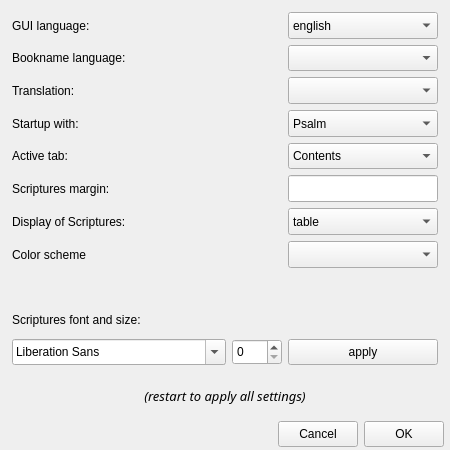
Qt form settingswindow.ui (Anchorm/SoulAnchor) before a commit.
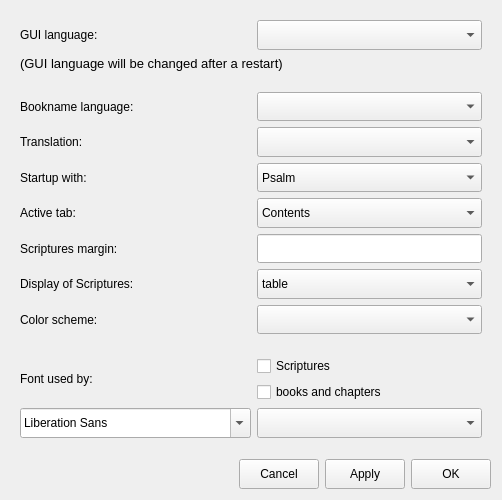
The same form after that commit. Icons and pictures are not drawn.

The edit to the form file:
```diff
--- a/settingswindow.ui
+++ b/settingswindow.ui
@@ -6,12 +6,12 @@
    <rect>
     <x>0</x>
     <y>0</y>
-    <width>450</width>
-    <height>450</height>
+    <width>502</width>
+    <height>500</height>
    </rect>
   </property>
   <property name="sizePolicy">
-   <sizepolicy hsizetype="Fixed" vsizetype="Fixed">
+   <sizepolicy hsizetype="Preferred" vsizetype="Preferred">
     <horstretch>0</horstretch>
     <verstretch>0</verstretch>
    </sizepolicy>
@@ -19,13 +19,13 @@
   <property name="minimumSize">
    <size>
     <width>450</width>
-    <height>420</height>
+    <height>450</height>
    </size>
   </property>
   <property name="maximumSize">
    <size>
-    <width>450</width>
-    <height>470</height>
+    <width>502</width>
+    <height>500</height>
    </size>
   </property>
   <property name="windowTitle">
@@ -39,18 +39,6 @@
    <string notr="true"/>
   </property>
   <layout class="QVBoxLayout" name="verticalLayout">
-   <property name="leftMargin">
-    <number>6</number>
-   </property>
-   <property name="topMargin">
-    <number>6</number>
-   </property>
-   <property name="rightMargin">
-    <number>6</number>
-   </property>
-   <property name="bottomMargin">
-    <number>3</number>
-   </property>
    <item>
     <widget class="QFrame" name="frame">
      <property name="sizePolicy">
@@ -72,158 +60,27 @@
       <number>0</number>
      </property>
      <layout class="QGridLayout" name="gridLayout">
-      <property name="leftMargin">
+      <property name="verticalSpacing">
        <number>6</number>
       </property>
-      <property name="topMargin">
-       <number>6</number>
-      </property>
-      <property name="rightMargin">
-       <number>6</number>
-      </property>
-      <property name="bottomMargin">
-       <number>12</number>
-      </property>
-      <property name="spacing">
-       <number>6</number>
-      </property>
-      <item row="11" column="2">
-       <widget class="QPushButton" name="applyFont_btn">
-        <property name="sizePolicy">
-         <sizepolicy hsizetype="Preferred" vsizetype="Fixed">
-          <horstretch>0</horstretch>
-          <verstretch>0</verstretch>
-         </sizepolicy>
-        </property>
-        <property name="minimumSize">
-         <size>
-          <width>150</width>
-          <height>26</height>
-         </size>
-        </property>
-        <property name="maximumSize">
-         <size>
-          <width>200</width>
-          <height>26</height>
-         </size>
-        </property>
-        <property name="text">
-         <string>apply</string>
-        </property>
-       </widget>
-      </item>
-      <item row="5" column="1" colspan="2" alignment="Qt::AlignRight">
-       <widget class="QLineEdit" name="margin_le">
-        <property name="sizePolicy">
-         <sizepolicy hsizetype="Fixed" vsizetype="Preferred">
-          <horstretch>0</horstretch>
-          <verstretch>0</verstretch>
-         </sizepolicy>
-        </property>
-        <property name="minimumSize">
-         <size>
-          <width>150</width>
-          <height>26</height>
-         </size>
-        </property>
-        <property name="maximumSize">
-         <size>
-          <width>150</width>
-          <height>16777215</height>
-         </size>
-        </property>
-        <property name="maxLength">
-         <number>32767</number>
-        </property>
-       </widget>
-      </item>
-      <item row="6" column="1" colspan="2" alignment="Qt::AlignRight">
-       <widget class="QComboBox" name="display_cb">
-        <property name="sizePolicy">
-         <sizepolicy hsizetype="Fixed" vsizetype="Preferred">
-          <horstretch>0</horstretch>
-          <verstretch>0</verstretch>
-         </sizepolicy>
-        </property>
-        <property name="minimumSize">
-         <size>
-          <width>150</width>
-          <height>26</height>
-         </size>
-        </property>
-        <property name="maximumSize">
-         <size>
-          <width>150</width>
-          <height>16777215</height>
-         </size>
-        </property>
-        <property name="toolTip">
-         <string notr="true"/>
-        </property>
-        <property name="currentText">
-         <string notr="true">table</string>
-        </property>
-        <item>
-         <property name="text">
-          <string notr="true">table</string>
-         </property>
-        </item>
-        <item>
-         <property name="text">
-          <string notr="true">book</string>
-         </property>
-        </item>
-       </widget>
-      </item>
-      <item row="4" column="0">
-       <widget class="QLabel" name="tab_lbl">
-        <property name="sizePolicy">
-         <sizepolicy hsizetype="Fixed" vsizetype="Preferred">
-          <horstretch>0</horstretch>
-          <verstretch>0</verstretch>
-         </sizepolicy>
-        </property>
-        <property name="minimumSize">
-         <size>
-          <width>200</width>
-          <height>26</height>
-         </size>
-        </property>
-        <property name="maximumSize">
-         <size>
-          <width>200</width>
-          <height>16777215</height>
-         </size>
-        </property>
-        <property name="text">
-         <string>Active tab:</string>
-        </property>
-        <property name="alignment">
-         <set>Qt::AlignLeading|Qt::AlignLeft|Qt::AlignVCenter</set>
-        </property>
-        <property name="margin">
-         <number>0</number>
-        </property>
-       </widget>
-      </item>
-      <item row="5" column="0">
+      <item row="6" column="0">
        <widget class="QLabel" name="margin_lbl">
         <property name="sizePolicy">
-         <sizepolicy hsizetype="Fixed" vsizetype="Preferred">
+         <sizepolicy hsizetype="Preferred" vsizetype="Preferred">
           <horstretch>0</horstretch>
           <verstretch>0</verstretch>
          </sizepolicy>
         </property>
         <property name="minimumSize">
          <size>
-          <width>200</width>
-          <height>26</height>
+          <width>0</width>
+          <height>28</height>
          </size>
         </property>
         <property name="maximumSize">
          <size>
-          <width>200</width>
-          <height>16777215</height>
+          <width>300</width>
+          <height>30</height>
          </size>
         </property>
         <property name="text">
@@ -231,49 +88,173 @@
         </property>
        </widget>
       </item>
+      <item row="10" column="0" rowspan="2">
+       <widget class="QLabel" name="font_lbl">
+        <property name="sizePolicy">
+         <sizepolicy hsizetype="Preferred" vsizetype="Preferred">
+          <horstretch>0</horstretch>
+          <verstretch>0</verstretch>
+         </sizepolicy>
+        </property>
+        <property name="maximumSize">
+         <size>
+          <width>16777215</width>
+          <height>30</height>
+         </size>
+        </property>
+        <property name="text">
+         <string>Font used by:</string>
+        </property>
+       </widget>
+      </item>
+      <item row="3" column="0">
+       <widget class="QLabel" name="tl_lbl">
+        <property name="sizePolicy">
+         <sizepolicy hsizetype="Preferred" vsizetype="Preferred">
+          <horstretch>0</horstretch>
+          <verstretch>0</verstretch>
+         </sizepolicy>
+        </property>
+        <property name="minimumSize">
+         <size>
+          <width>0</width>
+          <height>28</height>
+         </size>
+        </property>
+        <property name="maximumSize">
+         <size>
+          <width>300</width>
+          <height>30</height>
+         </size>
+        </property>
+        <property name="text">
+         <string>Translation:</string>
+        </property>
+       </widget>
+      </item>
+      <item row="10" column="1">
+       <widget class="QCheckBox" name="font_script_chkb">
+        <property name="text">
+         <string>Scriptures</string>
+        </property>
+       </widget>
+      </item>
+      <item row="8" column="1">
+       <widget class="QComboBox" name="scheme_cb">
+        <property name="sizePolicy">
+         <sizepolicy hsizetype="Preferred" vsizetype="Preferred">
+          <horstretch>0</horstretch>
+          <verstretch>0</verstretch>
+         </sizepolicy>
+        </property>
+        <property name="minimumSize">
+         <size>
+          <width>0</width>
+          <height>28</height>
+         </size>
+        </property>
+        <property name="maximumSize">
+         <size>
+          <width>500</width>
+          <height>30</height>
+         </size>
+        </property>
+       </widget>
+      </item>
       <item row="11" column="1">
-       <widget class="QSpinBox" name="pointSize_sb">
+       <widget class="QCheckBox" name="font_bkch_chkb">
+        <property name="text">
+         <string>books and chapters</string>
+        </property>
+       </widget>
+      </item>
+      <item row="5" column="0">
+       <widget class="QLabel" name="tab_lbl">
         <property name="sizePolicy">
-         <sizepolicy hsizetype="Preferred" vsizetype="Fixed">
+         <sizepolicy hsizetype="Preferred" vsizetype="Preferred">
           <horstretch>0</horstretch>
           <verstretch>0</verstretch>
          </sizepolicy>
         </property>
         <property name="minimumSize">
          <size>
-          <width>50</width>
-          <height>26</height>
+          <width>0</width>
+          <height>28</height>
          </size>
         </property>
         <property name="maximumSize">
          <size>
-          <width>70</width>
-          <height>26</height>
+          <width>300</width>
+          <height>30</height>
          </size>
         </property>
-        <property name="toolTip">
-         <string notr="true"/>
+        <property name="text">
+         <string>Active tab:</string>
         </property>
+        <property name="alignment">
+         <set>Qt::AlignLeading|Qt::AlignLeft|Qt::AlignVCenter</set>
+        </property>
+        <property name="margin">
+         <number>0</number>
+        </property>
        </widget>
       </item>
-      <item row="3" column="1" colspan="2" alignment="Qt::AlignRight">
+      <item row="4" column="0">
+       <widget class="QLabel" name="start_lbl">
+        <property name="sizePolicy">
+         <sizepolicy hsizetype="Preferred" vsizetype="Preferred">
+          <horstretch>0</horstretch>
+          <verstretch>0</verstretch>
+         </sizepolicy>
+        </property>
+        <property name="minimumSize">
+         <size>
+          <width>0</width>
+          <height>28</height>
+         </size>
+        </property>
+        <property name="maximumSize">
+         <size>
+          <width>300</width>
+          <height>30</height>
+         </size>
+        </property>
+        <property name="text">
+         <string>Startup with:</string>
+        </property>
+       </widget>
+      </item>
+      <item row="9" column="0" colspan="2">
+       <widget class="QLabel" name="spacer">
+        <property name="maximumSize">
+         <size>
+          <width>16777215</width>
+          <height>10</height>
+         </size>
+        </property>
+        <property name="text">
+         <string/>
+        </property>
+       </widget>
+      </item>
+      <item row="4" column="1">
        <widget class="QComboBox" name="start_cb">
         <property name="sizePolicy">
-         <sizepolicy hsizetype="Fixed" vsizetype="Preferred">
+         <sizepolicy hsizetype="Preferred" vsizetype="Preferred">
           <horstretch>0</horstretch>
           <verstretch>0</verstretch>
          </sizepolicy>
         </property>
         <property name="minimumSize">
          <size>
-          <width>150</width>
-          <height>26</height>
+          <width>0</width>
+          <height>28</height>
          </size>
         </property>
         <property name="maximumSize">
          <size>
-          <width>150</width>
-          <height>16777215</height>
+          <width>500</width>
+          <height>30</height>
          </size>
         </property>
         <property name="toolTip">
@@ -309,24 +290,24 @@
         </item>
        </widget>
       </item>
-      <item row="11" column="0">
-       <widget class="QFontComboBox" name="font_cb">
+      <item row="12" column="1">
+       <widget class="QComboBox" name="font_size_cb">
         <property name="sizePolicy">
-         <sizepolicy hsizetype="Expanding" vsizetype="Fixed">
+         <sizepolicy hsizetype="Preferred" vsizetype="Preferred">
           <horstretch>0</horstretch>
           <verstretch>0</verstretch>
          </sizepolicy>
         </property>
         <property name="minimumSize">
          <size>
-          <width>200</width>
-          <height>26</height>
+          <width>0</width>
+          <height>28</height>
          </size>
         </property>
         <property name="maximumSize">
          <size>
-          <width>300</width>
-          <height>26</height>
+          <width>16777215</width>
+          <height>30</height>
          </size>
         </property>
         <property name="toolTip">
@@ -334,194 +315,139 @@
         </property>
        </widget>
       </item>
-      <item row="3" column="0">
-       <widget class="QLabel" name="start_lbl">
+      <item row="7" column="1">
+       <widget class="QComboBox" name="display_cb">
         <property name="sizePolicy">
-         <sizepolicy hsizetype="Fixed" vsizetype="Preferred">
-          <horstretch>0</horstretch>
-          <verstretch>0</verstretch>
-         </sizepolicy>
-        </property>
-        <property name="minimumSize">
-         <size>
-          <width>200</width>
-          <height>26</height>
-         </size>
-        </property>
-        <property name="maximumSize">
-         <size>
-          <width>200</width>
-          <height>16777215</height>
-         </size>
-        </property>
-        <property name="text">
-         <string>Startup with:</string>
-        </property>
-       </widget>
-      </item>
-      <item row="10" column="0">
-       <widget class="QLabel" name="label_2">
-        <property name="sizePolicy">
          <sizepolicy hsizetype="Preferred" vsizetype="Preferred">
           <horstretch>0</horstretch>
           <verstretch>0</verstretch>
          </sizepolicy>
         </property>
-        <property name="text">
-         <string>Scriptures font and size:</string>
-        </property>
-        <property name="margin">
-         <number>3</number>
-        </property>
-       </widget>
-      </item>
-      <item row="0" column="0">
-       <widget class="QLabel" name="gui_lang_lbl">
-        <property name="sizePolicy">
-         <sizepolicy hsizetype="Fixed" vsizetype="Preferred">
-          <horstretch>0</horstretch>
-          <verstretch>0</verstretch>
-         </sizepolicy>
-        </property>
         <property name="minimumSize">
          <size>
-          <width>200</width>
-          <height>26</height>
+          <width>0</width>
+          <height>28</height>
          </size>
         </property>
         <property name="maximumSize">
          <size>
-          <width>200</width>
-          <height>16777215</height>
-         </size>
-        </property>
-        <property name="text">
-         <string>GUI language:</string>
-        </property>
-       </widget>
-      </item>
-      <item row="2" column="1" colspan="2" alignment="Qt::AlignRight">
-       <widget class="QComboBox" name="tl_cb">
-        <property name="sizePolicy">
-         <sizepolicy hsizetype="Fixed" vsizetype="Preferred">
-          <horstretch>0</horstretch>
-          <verstretch>0</verstretch>
-         </sizepolicy>
-        </property>
-        <property name="minimumSize">
-         <size>
-          <width>150</width>
-          <height>26</height>
-         </size>
-        </property>
-        <property name="maximumSize">
-         <size>
-          <width>150</width>
-          <height>16777215</height>
+          <width>500</width>
+          <height>30</height>
          </size>
         </property>
         <property name="toolTip">
          <string notr="true"/>
         </property>
         <property name="currentText">
-         <string notr="true"/>
+         <string notr="true">table</string>
         </property>
+        <item>
+         <property name="text">
+          <string notr="true">table</string>
+         </property>
+        </item>
+        <item>
+         <property name="text">
+          <string notr="true">book</string>
+         </property>
+        </item>
        </widget>
       </item>
-      <item row="0" column="1" colspan="2" alignment="Qt::AlignRight">
+      <item row="0" column="1">
        <widget class="QComboBox" name="gui_lang_cb">
         <property name="sizePolicy">
-         <sizepolicy hsizetype="Fixed" vsizetype="Preferred">
+         <sizepolicy hsizetype="Preferred" vsizetype="Preferred">
           <horstretch>0</horstretch>
           <verstretch>0</verstretch>
          </sizepolicy>
         </property>
         <property name="minimumSize">
          <size>
-          <width>150</width>
-          <height>26</height>
+          <width>0</width>
+          <height>28</height>
          </size>
         </property>
         <property name="maximumSize">
          <size>
-          <width>150</width>
-          <height>16777215</height>
+          <width>500</width>
+          <height>30</height>
          </size>
         </property>
         <property name="toolTip">
          <string notr="true"/>
         </property>
         <property name="currentText">
-         <string notr="true">english</string>
+         <string notr="true"/>
         </property>
-        <item>
-         <property name="text">
-          <string>english</string>
-         </property>
-        </item>
-        <item>
-         <property name="text">
-          <string>dutch</string>
-         </property>
-        </item>
        </widget>
       </item>
-      <item row="1" column="2">
-       <widget class="QComboBox" name="bkn_lang_cb">
+      <item row="1" column="0" colspan="2">
+       <widget class="QLabel" name="gui_restart_lbl">
+        <property name="minimumSize">
+         <size>
+          <width>0</width>
+          <height>30</height>
+         </size>
+        </property>
+        <property name="font">
+         <font>
+          <pointsize>10</pointsize>
+         </font>
+        </property>
+        <property name="text">
+         <string>(GUI language will be changed after a restart)</string>
+        </property>
+        <property name="alignment">
+         <set>Qt::AlignLeading|Qt::AlignLeft|Qt::AlignTop</set>
+        </property>
+        <property name="margin">
+         <number>0</number>
+        </property>
+       </widget>
+      </item>
+      <item row="7" column="0">
+       <widget class="QLabel" name="display_lbl">
         <property name="sizePolicy">
-         <sizepolicy hsizetype="Fixed" vsizetype="Preferred">
+         <sizepolicy hsizetype="Preferred" vsizetype="Preferred">
           <horstretch>0</horstretch>
           <verstretch>0</verstretch>
          </sizepolicy>
         </property>
         <property name="minimumSize">
          <size>
-          <width>150</width>
-          <height>26</height>
+          <width>0</width>
+          <height>28</height>
          </size>
         </property>
-        <property name="currentText">
-         <string notr="true"/>
+        <property name="maximumSize">
+         <size>
+          <width>300</width>
+          <height>30</height>
+         </size>
+        </property>
+        <property name="text">
+         <string>Display of Scriptures:</string>
         </property>
        </widget>
       </item>
       <item row="2" column="0">
-       <widget class="QLabel" name="tl_lbl">
-        <property name="sizePolicy">
-         <sizepolicy hsizetype="Fixed" vsizetype="Preferred">
-          <horstretch>0</horstretch>
-          <verstretch>0</verstretch>
-         </sizepolicy>
-        </property>
-        <property name="minimumSize">
-         <size>
-          <width>200</width>
-          <height>26</height>
-         </size>
-        </property>
-        <property name="maximumSize">
-         <size>
-          <width>200</width>
-          <height>16777215</height>
-         </size>
-        </property>
-        <property name="text">
-         <string>Translation:</string>
-        </property>
-       </widget>
-      </item>
-      <item row="1" column="0">
        <widget class="QLabel" name="bkn_lang_lbl">
         <property name="sizePolicy">
-         <sizepolicy hsizetype="Fixed" vsizetype="Preferred">
+         <sizepolicy hsizetype="Preferred" vsizetype="Preferred">
           <horstretch>0</horstretch>
           <verstretch>0</verstretch>
          </sizepolicy>
         </property>
         <property name="minimumSize">
          <size>
-          <width>200</width>
-          <height>26</height>
+          <width>0</width>
+          <height>28</height>
+         </size>
+        </property>
+        <property name="maximumSize">
+         <size>
+          <width>300</width>
+          <height>30</height>
          </size>
         </property>
         <property name="text">
@@ -529,49 +455,49 @@
         </property>
        </widget>
       </item>
-      <item row="6" column="0">
-       <widget class="QLabel" name="display_lbl">
+      <item row="8" column="0">
+       <widget class="QLabel" name="scheme_lbl">
         <property name="sizePolicy">
-         <sizepolicy hsizetype="Fixed" vsizetype="Preferred">
+         <sizepolicy hsizetype="Preferred" vsizetype="Preferred">
           <horstretch>0</horstretch>
           <verstretch>0</verstretch>
          </sizepolicy>
         </property>
         <property name="minimumSize">
          <size>
-          <width>200</width>
-          <height>26</height>
+          <width>0</width>
+          <height>28</height>
          </size>
         </property>
         <property name="maximumSize">
          <size>
-          <width>200</width>
-          <height>16777215</height>
+          <width>300</width>
+          <height>30</height>
          </size>
         </property>
         <property name="text">
-         <string>Display of Scriptures:</string>
+         <string>Color scheme:</string>
         </property>
        </widget>
       </item>
-      <item row="4" column="1" colspan="2" alignment="Qt::AlignRight">
+      <item row="5" column="1">
        <widget class="QComboBox" name="tab_cb">
         <property name="sizePolicy">
-         <sizepolicy hsizetype="Fixed" vsizetype="Preferred">
+         <sizepolicy hsizetype="Preferred" vsizetype="Preferred">
           <horstretch>0</horstretch>
           <verstretch>0</verstretch>
          </sizepolicy>
         </property>
         <property name="minimumSize">
          <size>
-          <width>150</width>
-          <height>26</height>
+          <width>0</width>
+          <height>28</height>
          </size>
         </property>
         <property name="maximumSize">
          <size>
-          <width>150</width>
-          <height>16777215</height>
+          <width>500</width>
+          <height>30</height>
          </size>
         </property>
         <property name="toolTip">
@@ -597,101 +523,143 @@
         </item>
        </widget>
       </item>
-      <item row="8" column="0" colspan="3">
-       <widget class="QLabel" name="spacer">
-        <property name="text">
+      <item row="12" column="0">
+       <widget class="QFontComboBox" name="font_cb">
+        <property name="sizePolicy">
+         <sizepolicy hsizetype="Preferred" vsizetype="Preferred">
+          <horstretch>0</horstretch>
+          <verstretch>0</verstretch>
+         </sizepolicy>
+        </property>
+        <property name="minimumSize">
+         <size>
+          <width>0</width>
+          <height>28</height>
+         </size>
+        </property>
+        <property name="maximumSize">
+         <size>
+          <width>300</width>
+          <height>30</height>
+         </size>
+        </property>
+        <property name="toolTip">
+         <string notr="true"/>
+        </property>
+        <property name="fontFilters">
+         <set>QFontComboBox::AllFonts</set>
+        </property>
+       </widget>
+      </item>
+      <item row="2" column="1">
+       <widget class="QComboBox" name="bkn_lang_cb">
+        <property name="sizePolicy">
+         <sizepolicy hsizetype="Preferred" vsizetype="Preferred">
+          <horstretch>0</horstretch>
+          <verstretch>0</verstretch>
+         </sizepolicy>
+        </property>
+        <property name="minimumSize">
+         <size>
+          <width>0</width>
+          <height>28</height>
+         </size>
+        </property>
+        <property name="maximumSize">
+         <size>
+          <width>500</width>
+          <height>30</height>
+         </size>
+        </property>
+        <property name="currentText">
+         <string notr="true"/>
+        </property>
+       </widget>
+      </item>
+      <item row="6" column="1">
+       <widget class="QLineEdit" name="margin_le">
+        <property name="sizePolicy">
+         <sizepolicy hsizetype="Preferred" vsizetype="Preferred">
+          <horstretch>0</horstretch>
+          <verstretch>0</verstretch>
+         </sizepolicy>
+        </property>
+        <property name="minimumSize">
+         <size>
+          <width>0</width>
+          <height>28</height>
+         </size>
+        </property>
+        <property name="maximumSize">
+         <size>
+          <width>500</width>
+          <height>30</height>
+         </size>
+        </property>
+        <property name="maxLength">
+         <number>32767</number>
+        </property>
+       </widget>
+      </item>
+      <item row="0" column="0">
+       <widget class="QLabel" name="gui_lang_lbl">
+        <property name="sizePolicy">
+         <sizepolicy hsizetype="Preferred" vsizetype="Preferred">
+          <horstretch>0</horstretch>
+          <verstretch>0</verstretch>
+         </sizepolicy>
+        </property>
+        <property name="minimumSize">
+         <size>
+          <width>0</width>
+          <height>28</height>
+         </size>
+        </property>
+        <property name="maximumSize">
+         <size>
+          <width>300</width>
+          <height>30</height>
+         </size>
+        </property>
+        <property name="toolTip">
          <string/>
         </property>
-       </widget>
-      </item>
-      <item row="7" column="0">
-       <widget class="QLabel" name="scheme_lbl">
-        <property name="sizePolicy">
-         <sizepolicy hsizetype="Fixed" vsizetype="Preferred">
-          <horstretch>0</horstretch>
-          <verstretch>0</verstretch>
-         </sizepolicy>
-        </property>
-        <property name="minimumSize">
-         <size>
-          <width>200</width>
-          <height>26</height>
-         </size>
-        </property>
-        <property name="maximumSize">
-         <size>
-          <width>200</width>
-          <height>16777215</height>
-         </size>
-        </property>
         <property name="text">
-         <string>Color scheme</string>
+         <string>GUI language:</string>
         </property>
        </widget>
       </item>
-      <item row="7" column="2">
-       <widget class="QComboBox" name="scheme_cb">
+      <item row="3" column="1">
+       <widget class="QComboBox" name="tl_cb">
         <property name="sizePolicy">
-         <sizepolicy hsizetype="Fixed" vsizetype="Preferred">
+         <sizepolicy hsizetype="Preferred" vsizetype="Preferred">
           <horstretch>0</horstretch>
           <verstretch>0</verstretch>
          </sizepolicy>
         </property>
         <property name="minimumSize">
          <size>
-          <width>150</width>
-          <height>26</height>
+          <width>0</width>
+          <height>28</height>
          </size>
         </property>
         <property name="maximumSize">
          <size>
-          <width>150</width>
-          <height>16777215</height>
+          <width>500</width>
+          <height>30</height>
          </size>
         </property>
+        <property name="toolTip">
+         <string notr="true"/>
+        </property>
+        <property name="currentText">
+         <string notr="true"/>
+        </property>
        </widget>
       </item>
      </layout>
     </widget>
    </item>
-   <item>
-    <widget class="QLabel" name="label">
-     <property name="sizePolicy">
-      <sizepolicy hsizetype="Preferred" vsizetype="Preferred">
-       <horstretch>0</horstretch>
-       <verstretch>0</verstretch>
-      </sizepolicy>
-     </property>
-     <property name="minimumSize">
-      <size>
-       <width>0</width>
-       <height>0</height>
-      </size>
-     </property>
-     <property name="maximumSize">
-      <size>
-       <width>16777215</width>
-       <height>26</height>
-      </size>
-     </property>
-     <property name="font">
-      <font>
-       <family>Sans</family>
-       <pointsize>10</pointsize>
-       <italic>true</italic>
-      </font>
-     </property>
-     <property name="text">
-      <string>(restart to apply all settings)</string>
-     </property>
-     <property name="alignment">
-      <set>Qt::AlignCenter</set>
-     </property>
-     <property name="margin">
-      <number>3</number>
-     </property>
-    </widget>
-   </item>
    <item>
     <layout class="QHBoxLayout" name="horizontalLayout">
      <property name="spacing">
@@ -722,7 +690,7 @@
      <item>
       <widget class="QPushButton" name="can_btn">
        <property name="sizePolicy">
-        <sizepolicy hsizetype="Preferred" vsizetype="Fixed">
+        <sizepolicy hsizetype="Preferred" vsizetype="Preferred">
          <horstretch>0</horstretch>
          <verstretch>0</verstretch>
         </sizepolicy>
@@ -735,8 +703,8 @@
        </property>
        <property name="maximumSize">
         <size>
-         <width>120</width>
-         <height>26</height>
+         <width>200</width>
+         <height>30</height>
         </size>
        </property>
        <property name="text">
@@ -744,24 +712,49 @@
        </property>
       </widget>
      </item>
+     <item>
+      <widget class="QPushButton" name="apply_btn">
+       <property name="sizePolicy">
+        <sizepolicy hsizetype="Preferred" vsizetype="Preferred">
+         <horstretch>0</horstretch>
+         <verstretch>0</verstretch>
+        </sizepolicy>
+       </property>
+       <property name="minimumSize">
+        <size>
+         <width>80</width>
+         <height>26</height>
+        </size>
+       </property>
+       <property name="maximumSize">
+        <size>
+         <width>200</width>
+         <height>30</height>
+        </size>
+       </property>
+       <property name="text">
+        <string>Apply</string>
+       </property>
+      </widget>
+     </item>
      <item>
       <widget class="QPushButton" name="ok_btn">
        <property name="sizePolicy">
-        <sizepolicy hsizetype="Preferred" vsizetype="Fixed">
+        <sizepolicy hsizetype="Preferred" vsizetype="Preferred">
          <horstretch>0</horstretch>
          <verstretch>0</verstretch>
         </sizepolicy>
        </property>
        <property name="minimumSize">
         <size>
-         <width>60</width>
-         <height>0</height>
+         <width>80</width>
+         <height>26</height>
         </size>
        </property>
        <property name="maximumSize">
         <size>
-         <width>90</width>
-         <height>26</height>
+         <width>200</width>
+         <height>30</height>
         </size>
        </property>
        <property name="toolTip">
```
Left out of the diff: 13 changed lines with no effect on the pictures.
